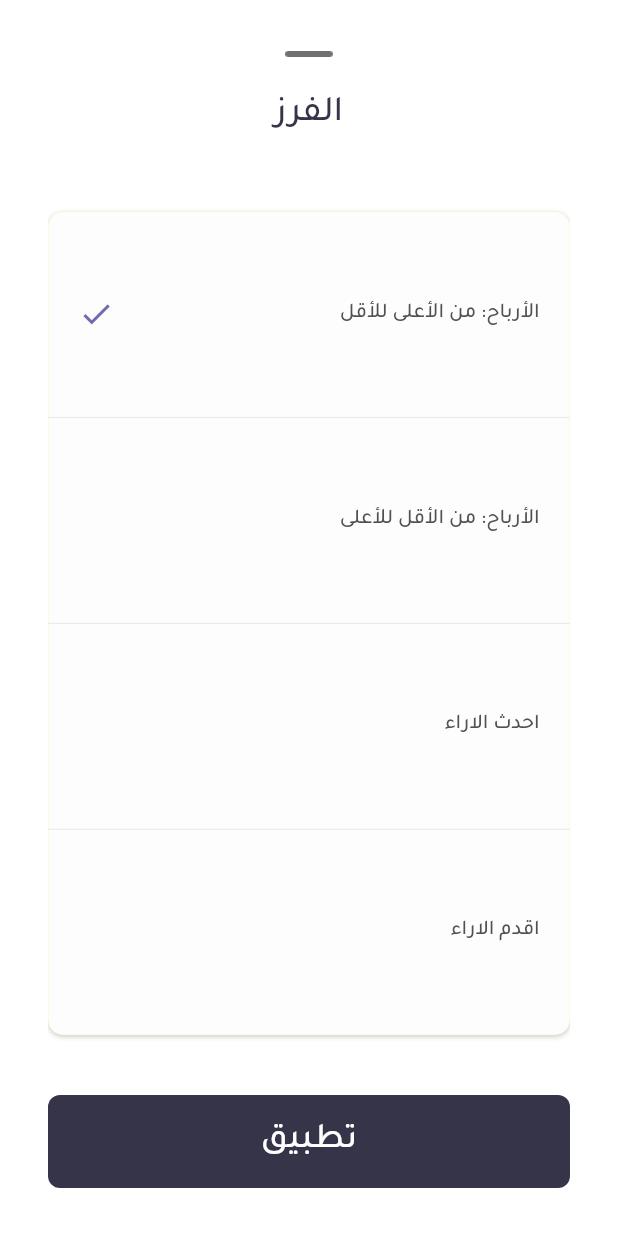
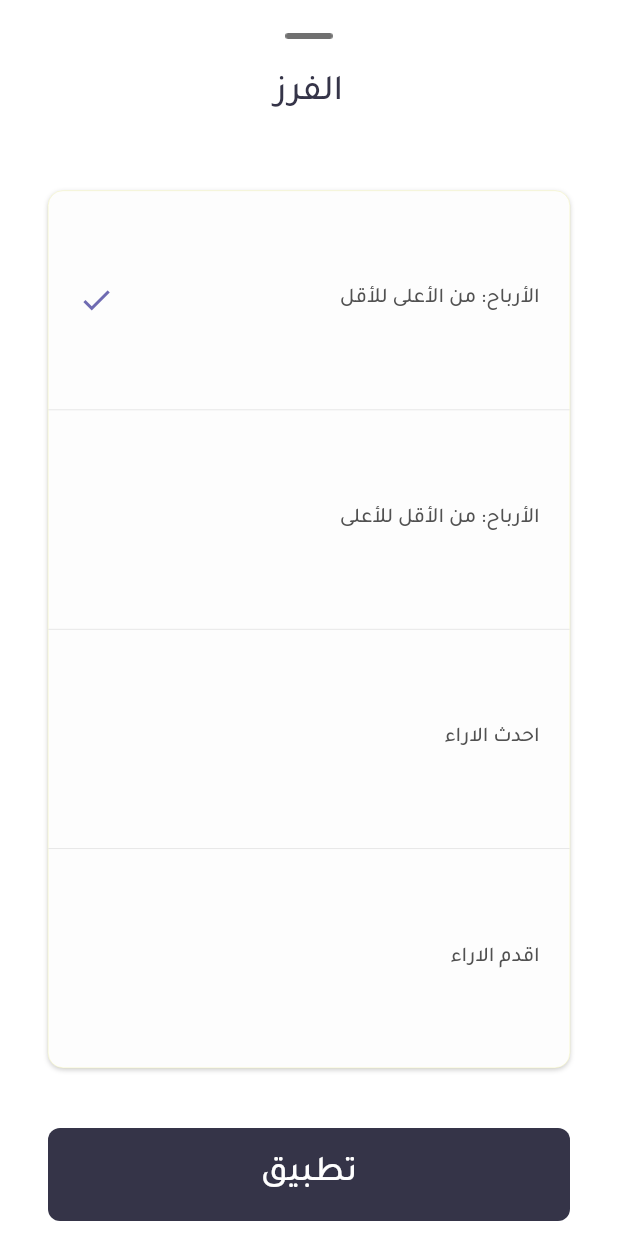
Before and after one commit to Attia-Fouad/nosoh_app, a Flutter app: the BuildSortingBottomSheet widget shown alone on an empty page, opened directly, on a phone screen of 412 x 824 dp. Run offline on Flutter 3.47's test engine with Material 2 defaults, Android fonts, the phone set to English and light mode, and no system bars; our stand-ins replace animate_do, bloc, flutter_bloc, flutter_svg, font_awesome_flutter, hexcolor and 3 more; missing offline and left inert: custom_check_box.

Commit message:
handle all bottom sheets

```diff
--- a/lib/View/home/components/build_sorting_bottom_sheet.dart
+++ b/lib/View/home/components/build_sorting_bottom_sheet.dart
@@ -20,13 +20,12 @@ class BuildSortingBottomSheet extends StatelessWidget {
             topRight: Radius.circular(50),
           )),
       child: Padding(
-        padding: const EdgeInsets.all(32.0),
-        child: Stack(
-          alignment: AlignmentDirectional.topCenter,
+        padding: const EdgeInsets.symmetric(
+          horizontal: 32.0,
+        ),
+        child: Column(
           children: [
-            Positioned(
-              top: -20,
-              child: IconButton(
+            IconButton(
               onPressed: () {
                 Navigator.pop(context);
               },
@@ -35,21 +34,19 @@ class BuildSortingBottomSheet extends StatelessWidget {
                 color: dragImageColor,
               ),
             ),
-            ),
-            Column(
+            Expanded(
+              child: Column(
                 mainAxisAlignment: MainAxisAlignment.center,
                 mainAxisSize: MainAxisSize.max,
                 children: [
-                const SizedBox(
-                  height: 30,
-                ),
                   Row(
                     mainAxisAlignment: MainAxisAlignment.center,
                     mainAxisSize: MainAxisSize.max,
                     children: [
                       Text(
                         AppStrings.sorting,
-                      style: Styles.textStyle24Medium.copyWith(color: myColor),
+                        style:
+                            Styles.textStyle24Medium.copyWith(color: myColor),
                       )
                     ],
                   ),
@@ -61,7 +58,11 @@ class BuildSortingBottomSheet extends StatelessWidget {
                     height: 40,
                   ),
                   buildDefaultButton(),
+                  const SizedBox(
+                    height: 10,
+                  ),
                 ],
+              ),
             ),
           ],
         ),
```
Also changed, not shown: lib/View/home/components/build_filtering_bottom_sheet.dart (+8 -12 lines). Lines whose indentation alone changed are shown as unchanged.
